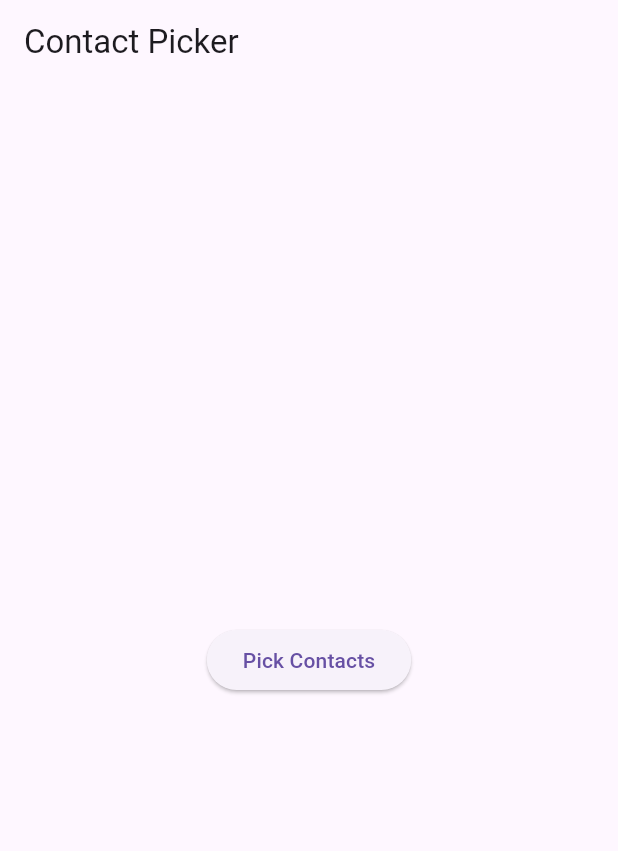
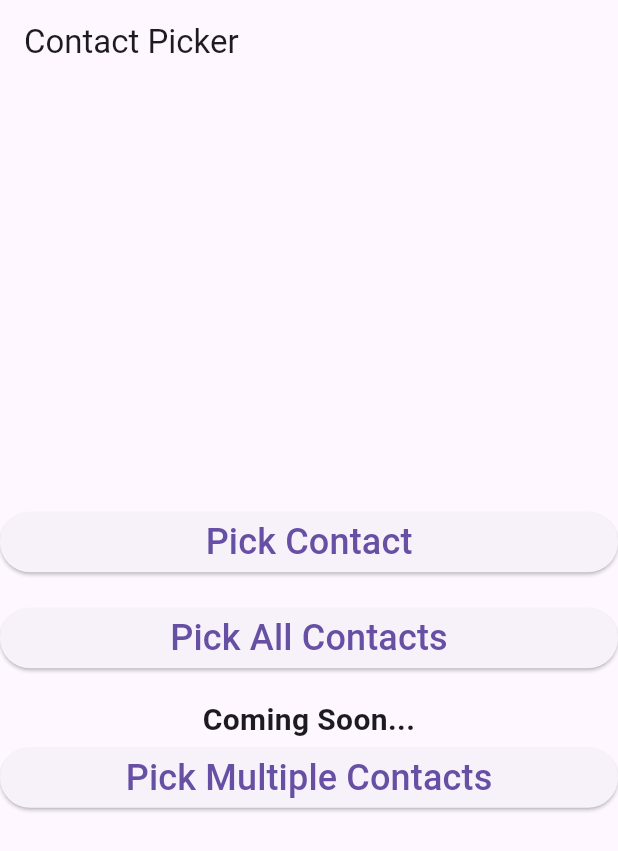
Before and after one commit to mahmoodhamdi/auto_caller, a Flutter app: the screen it shows after launch, on a phone screen of 412 x 824 dp. Shown: the top 851 px of the screen. Run offline on Flutter 3.47's test engine with Material 3 defaults, Android fonts, the phone set to English and light mode, and no system bars; our stand-ins replace contacts_service, hive, image_picker, permission_handler, video_player; accounts and stored records are empty.

Commit message:
finish contact picker

```diff
--- a/lib/views/contact_picker_view.dart
+++ b/lib/views/contact_picker_view.dart
@@ -21,9 +21,32 @@ class _ContactPickerViewState extends State<ContactPickerView> {
         title: const Text('Contact Picker'),
       ),
       body: Center(
-        child: ElevatedButton(
-          onPressed: _pickContacts,
-          child: const Text('Pick Contacts'),
+        child: Column(
+          mainAxisAlignment: MainAxisAlignment.center,
+          crossAxisAlignment: CrossAxisAlignment.stretch,
+          children: [
+            ElevatedButton(
+              onPressed: _pickContacts,
+              child: const Text('Pick Contact', style: TextStyle(fontSize: 24)),
+            ),
+            const SizedBox(height: 16),
+            ElevatedButton(
+              onPressed: _pickAllContacts,
+              child: const Text('Pick All Contacts',
+                  style: TextStyle(fontSize: 24)),
+            ),
+            const SizedBox(height: 16),
+            const Text(
+              "Coming Soon...",
+              textAlign: TextAlign.center,
+              style: TextStyle(fontSize: 20, fontWeight: FontWeight.bold),
+            ),
+            ElevatedButton(
+              onPressed: _pickMultipleContacts,
+              child: const Text('Pick Multiple Contacts',
+                  style: TextStyle(fontSize: 24)),
+            ),
+          ],
         ),
       ),
     );
@@ -44,16 +67,21 @@ class _ContactPickerViewState extends State<ContactPickerView> {
       List<Contact> selectedContacts = [];
       List<ContactModel> contactModels = [];
       Contact? contact = await ContactsService.openDeviceContactPicker();
-
       if (contact != null) {
         selectedContacts.add(contact);
       }
       if (selectedContacts.isNotEmpty) {
         // Save contacts
         for (var contact in selectedContacts) {
+          String name = contact.displayName ?? 'No Name';
+          String phoneNumber = '00000000000'; // Default phone number
+
+          if (contact.phones != null && contact.phones!.isNotEmpty) {
+            phoneNumber = contact.phones!.first.value ?? '00000000000';
+          }
           contactModels.add(ContactModel(
-            name: contact.displayName!,
-            phoneNumber: contact.phones!.first.value!,
+            name: name,
+            phoneNumber: phoneNumber,
           ));
         }
         final box = await ContactsBox.openBox();
@@ -62,6 +90,11 @@ class _ContactPickerViewState extends State<ContactPickerView> {
         ScaffoldMessenger.of(context).showSnackBar(const SnackBar(
           content: Text('Contacts saved successfully'),
         ));
+        Navigator.of(context).push(
+          MaterialPageRoute(
+            builder: (context) => const ContactListView(),
+          ),
+        );
       } else {
         print('No contacts selected');
         ScaffoldMessenger.of(context).showSnackBar(const SnackBar(
@@ -70,4 +103,101 @@ class _ContactPickerViewState extends State<ContactPickerView> {
       }
     }
   }
+
+  Future<void> _pickAllContacts() async {
+    var status = await Permission.contacts.request();
+    if (status.isDenied) {
+      await Permission.contacts.request();
+    }
+    if (status.isPermanentlyDenied) {
+      openAppSettings();
+    }
+    if (status.isGranted) {
+      print('Permission granted');
+
+      // Get contacts
+      List<ContactModel> contactModels = [];
+      List<Contact> selectedContacts =
+          await ContactsService.getContacts(orderByGivenName: true);
+      if (selectedContacts.isNotEmpty) {
+        // Save contacts
+        for (var contact in selectedContacts) {
+          String name = contact.displayName ?? 'No Name';
+          String phoneNumber = '00000000000'; // Default phone number
+
+          if (contact.phones != null && contact.phones!.isNotEmpty) {
+            phoneNumber = contact.phones!.first.value ?? '00000000000';
+          }
+          contactModels.add(ContactModel(
+            name: name,
+            phoneNumber: phoneNumber,
+          ));
+        }
+        final box = await ContactsBox.openBox();
+        box.addAll(contactModels);
+        print('Selected contacts: ${contactModels[0].name}');
+        ScaffoldMessenger.of(context).showSnackBar(const SnackBar(
+          content: Text('Contacts saved successfully'),
+        ));
+        Navigator.of(context).push(
+          MaterialPageRoute(
+            builder: (context) => const ContactListView(),
+          ),
+        );
+      } else {
+        print('No contacts selected');
+        ScaffoldMessenger.of(context).showSnackBar(const SnackBar(
+          content: Text('No contacts selected'),
+        ));
+      }
+    }
+  }
+
+//
+  Future<void> _pickMultipleContacts() async {
+    // TODO: implement _pickMultipleContacts
+  }
 }
+
+class ContactListView extends StatelessWidget {
+  const ContactListView({super.key});
+
+  @override
+  Widget build(BuildContext context) {
+    return FutureBuilder<List<ContactModel>>(
+      future: _getSavedContacts(),
+      builder: (context, snapshot) {
+        if (snapshot.connectionState == ConnectionState.waiting) {
+          return const CircularProgressIndicator(); // Show loading indicator while contacts are being fetched
+        } else if (snapshot.hasError) {
+          return Text('Error: ${snapshot.error}');
+        } else {
+          final contactModels = snapshot.data!;
+          contactModels.sort(
+              (a, b) => a.name.compareTo(b.name)); // Sort contacts by name
+          return Scaffold(
+            appBar: AppBar(
+              title: const Text('Selected Contacts'),
+            ),
+            body: ListView.builder(
+              itemCount: contactModels.length,
+              itemBuilder: (context, index) {
+                final contact = contactModels[index];
+                return ListTile(
+                  title: Text(contact.name),
+                  subtitle: Text(contact.phoneNumber),
+                );
+              },
+            ),
+          );
+        }
+      },
+    );
+  }
+
+  Future<List<ContactModel>> _getSavedContacts() async {
+    final box = await ContactsBox.openBox();
+    final contacts = box.values.cast<ContactModel>().toList();
+    return contacts;
+  }
+}
```
